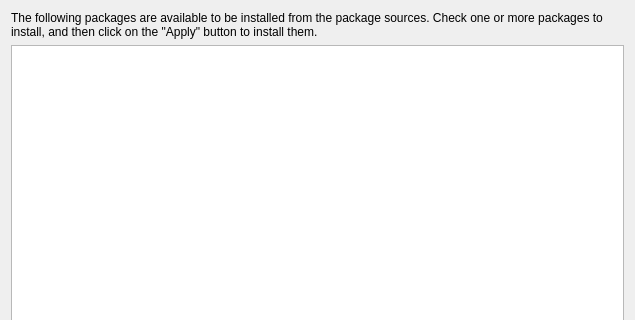
The window that pkg-explorer/src/InstallDialog.ui (m2osw/unigw) describes before a commit, drawn with Qt 5; both pictures show x 0 to 635 and y 0 to 320 of the 635 by 489 pixel window.
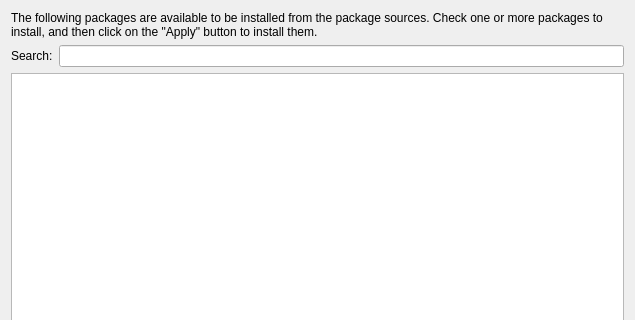
The same window after the commit.

Commit message: Added filter search box in InstallDialog class.

```diff
--- a/pkg-explorer/src/InstallDialog.ui
+++ b/pkg-explorer/src/InstallDialog.ui
@@ -24,6 +24,20 @@
      </property>
     </widget>
    </item>
+   <item>
+    <layout class="QHBoxLayout" name="horizontalLayout">
+     <item>
+      <widget class="QLabel" name="label">
+       <property name="text">
+        <string>Search:</string>
+       </property>
+      </widget>
+     </item>
+     <item>
+      <widget class="QLineEdit" name="f_searchBox"/>
+     </item>
+    </layout>
+   </item>
    <item>
     <widget class="QSplitter" name="splitter">
      <property name="orientation">
```
The commit also changes 2 other files.
